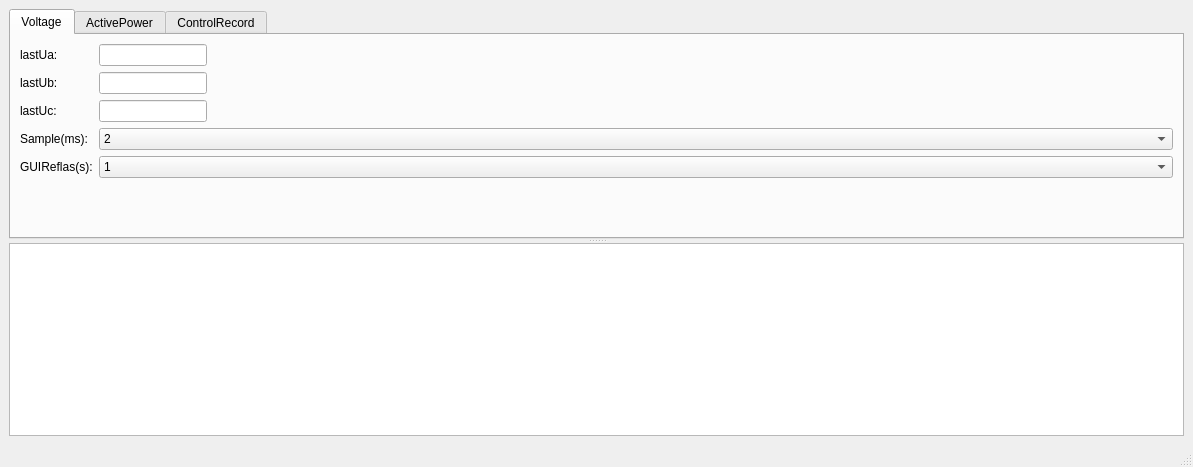
Old version of the form mainwindow.ui in the repository leenuxqt/pvcrlqt.
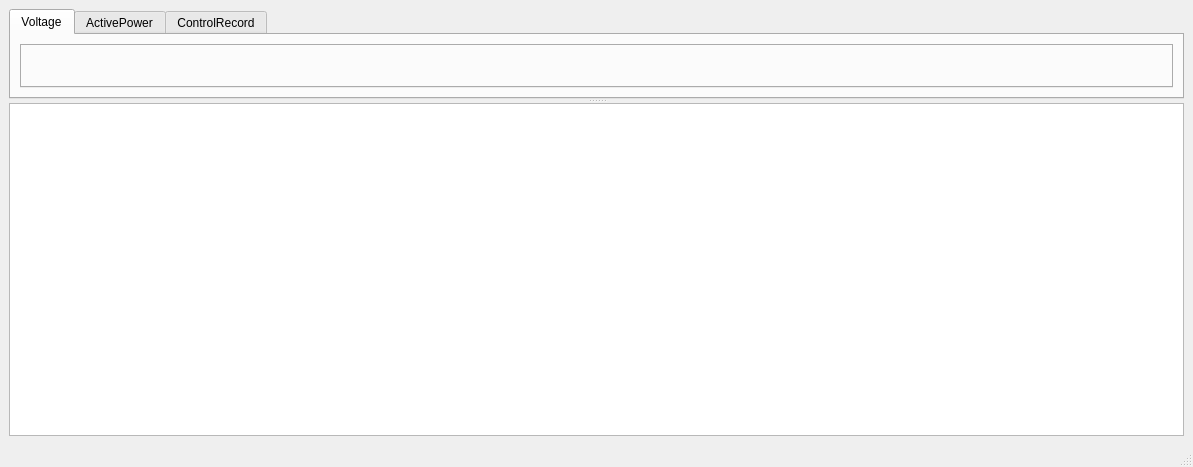
New version of the form. The open tabs and pages were chosen to show the change.

The edit to the form file:
```diff
--- a/mainwindow.ui
+++ b/mainwindow.ui
@@ -30,169 +30,11 @@
         </attribute>
         <layout class="QHBoxLayout" name="horizontalLayout">
          <item>
-          <layout class="QFormLayout" name="formLayout">
-           <item row="0" column="0">
-            <widget class="QLabel" name="label">
-             <property name="text">
-              <string>lastUa:</string>
-             </property>
-            </widget>
-           </item>
-           <item row="0" column="1">
-            <widget class="QLineEdit" name="lineEdit_lastUa">
-             <property name="sizePolicy">
-              <sizepolicy hsizetype="Fixed" vsizetype="Fixed">
-               <horstretch>0</horstretch>
-               <verstretch>0</verstretch>
-              </sizepolicy>
-             </property>
-            </widget>
-           </item>
-           <item row="1" column="0">
-            <widget class="QLabel" name="label_2">
-             <property name="text">
-              <string>lastUb:</string>
-             </property>
-            </widget>
-           </item>
-           <item row="1" column="1">
-            <widget class="QLineEdit" name="lineEdit_lastUb">
-             <property name="sizePolicy">
-              <sizepolicy hsizetype="Fixed" vsizetype="Fixed">
-               <horstretch>0</horstretch>
-               <verstretch>0</verstretch>
-              </sizepolicy>
-             </property>
-            </widget>
-           </item>
-           <item row="2" column="0">
-            <widget class="QLabel" name="label_3">
-             <property name="text">
-              <string>lastUc:</string>
-             </property>
-            </widget>
-           </item>
-           <item row="2" column="1">
-            <widget class="QLineEdit" name="lineEdit_lastUc">
-             <property name="sizePolicy">
-              <sizepolicy hsizetype="Fixed" vsizetype="Fixed">
-               <horstretch>0</horstretch>
-               <verstretch>0</verstretch>
-              </sizepolicy>
-             </property>
-            </widget>
-           </item>
-           <item row="3" column="0">
-            <widget class="QLabel" name="label_4">
-             <property name="text">
-              <string>Sample(ms):</string>
-             </property>
-            </widget>
-           </item>
-           <item row="3" column="1">
-            <widget class="QComboBox" name="comboBox_ReflastSecond">
-             <property name="sizePolicy">
-              <sizepolicy hsizetype="Minimum" vsizetype="Fixed">
-               <horstretch>0</horstretch>
-               <verstretch>0</verstretch>
-              </sizepolicy>
-             </property>
-             <item>
-              <property name="text">
-               <string>2</string>
-              </property>
-             </item>
-             <item>
-              <property name="text">
-               <string>3</string>
-              </property>
-             </item>
-             <item>
-              <property name="text">
-               <string>5</string>
-              </property>
-             </item>
-             <item>
-              <property name="text">
-               <string>6</string>
-              </property>
-             </item>
-             <item>
-              <property name="text">
-               <string>10</string>
-              </property>
-             </item>
-            </widget>
-           </item>
-           <item row="4" column="0">
-            <widget class="QLabel" name="label_5">
-             <property name="text">
-              <string>GUIReflas(s):</string>
-             </property>
-            </widget>
-           </item>
-           <item row="4" column="1">
-            <widget class="QComboBox" name="comboBox_2">
-             <property name="sizePolicy">
-              <sizepolicy hsizetype="Minimum" vsizetype="Fixed">
-               <horstretch>0</horstretch>
-               <verstretch>0</verstretch>
-              </sizepolicy>
-             </property>
-             <item>
-              <property name="text">
-               <string>1</string>
-              </property>
-             </item>
-             <item>
-              <property name="text">
-               <string>2</string>
-              </property>
-             </item>
-             <item>
-              <property name="text">
-               <string>3</string>
-              </property>
-             </item>
-             <item>
-              <property name="text">
-               <string>5</string>
-              </property>
-             </item>
-             <item>
-              <property name="text">
-               <string>6</string>
-              </property>
-             </item>
-             <item>
-              <property name="text">
-               <string>10</string>
-              </property>
-             </item>
-             <item>
-              <property name="text">
-               <string>15</string>
-              </property>
-             </item>
-            </widget>
-           </item>
-           <item row="5" column="0" colspan="2">
-            <spacer name="verticalSpacer">
-             <property name="orientation">
-              <enum>Qt::Vertical</enum>
-             </property>
-             <property name="sizeHint" stdset="0">
-              <size>
-               <width>20</width>
-               <height>40</height>
-              </size>
-             </property>
-            </spacer>
-           </item>
-          </layout>
-         </item>
-         <item>
-          <layout class="QVBoxLayout" name="verticalLayoutVol"/>
+          <widget class="QTabWidget" name="tabWidget_tf">
+           <property name="currentIndex">
+            <number>-1</number>
+           </property>
+          </widget>
          </item>
         </layout>
        </widget>
```
Left out of the diff: 4 changed lines with no effect on the pictures.
